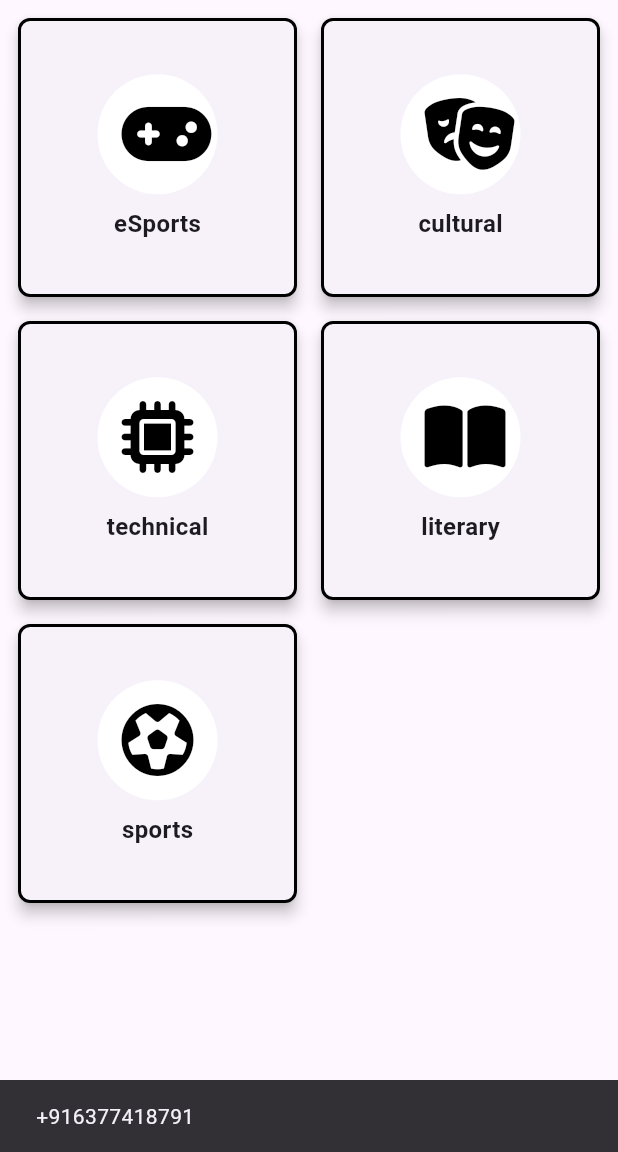
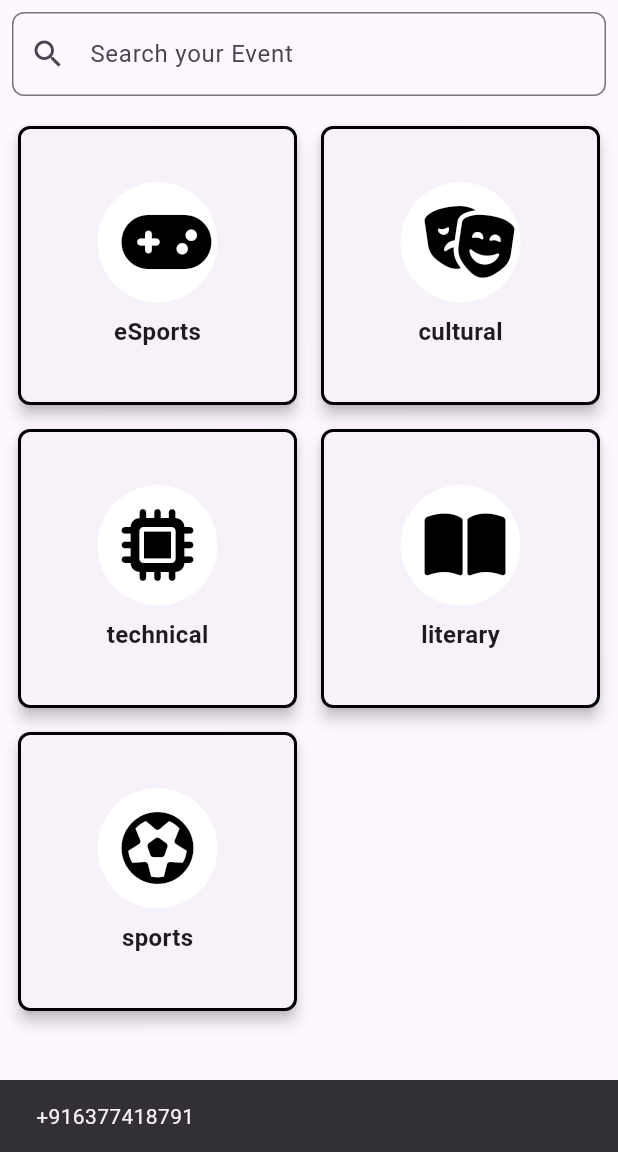
Before and after one commit to chetan123445/DEP25-G22-SportsPortal, a Flutter app: the GCPage screen opened directly, on a phone screen of 412 x 824 dp, the part 84-1236 px from its top. Run offline on Flutter 3.47's test engine with Material 3 defaults, Android fonts, the light colour scheme and no system bars; our stand-ins replace font_awesome_flutter, image_picker, shared_preferences; accounts and stored records are empty.

Commit message:
"Gc page search query"

```diff
--- a/sp_frontend/lib/GC.dart
+++ b/sp_frontend/lib/GC.dart
@@ -6,9 +6,34 @@ import 'dart:convert';
 import 'gc_events.dart';
 import 'constants.dart';
 
-class GCPage extends StatelessWidget {
+class GCPage extends StatefulWidget {
+  @override
+  _GCPageState createState() => _GCPageState();
+}
+
+class _GCPageState extends State<GCPage> {
+  final TextEditingController _searchController = TextEditingController();
+  String _searchQuery = '';
+
   @override
   Widget build(BuildContext context) {
+    final events = [
+      {'icon': FontAwesomeIcons.gamepad, 'title': 'eSports'},
+      {'icon': FontAwesomeIcons.masksTheater, 'title': 'cultural'},
+      {'icon': FontAwesomeIcons.microchip, 'title': 'technical'},
+      {'icon': FontAwesomeIcons.bookOpen, 'title': 'literary'},
+      {'icon': FontAwesomeIcons.futbol, 'title': 'sports'},
+    ];
+
+    final filteredEvents =
+        events
+            .where(
+              (event) => (event['title'] as String).toLowerCase().contains(
+                _searchQuery.toLowerCase(),
+              ),
+            )
+            .toList();
+
     return Scaffold(
       appBar: PreferredSize(
         preferredSize: Size.fromHeight(kToolbarHeight),
@@ -37,45 +62,50 @@ class GCPage extends StatelessWidget {
           ),
         ),
       ),
-      body: Padding(
+      body: Column(
+        children: [
+          Padding(
+            padding: const EdgeInsets.all(8.0),
+            child: TextField(
+              controller: _searchController,
+              onChanged: (value) {
+                setState(() {
+                  _searchQuery = value;
+                });
+              },
+              decoration: InputDecoration(
+                hintText: 'Search your Event',
+                prefixIcon: Icon(Icons.search),
+                border: OutlineInputBorder(
+                  borderRadius: BorderRadius.circular(8.0),
+                ),
+              ),
+            ),
+          ),
+          Expanded(
+            child: Padding(
               padding: const EdgeInsets.all(8.0),
               child: GridView.count(
                 crossAxisCount: 2,
                 crossAxisSpacing: 8.0,
                 mainAxisSpacing: 8.0,
-          children: [
-            _buildEventCard(
+                children:
+                    filteredEvents.map((event) {
+                      return _buildEventCard(
                         context,
-              FontAwesomeIcons.gamepad,
-              'eSports',
-              onTap: () => _fetchGCEvents(context, 'eSports'),
+                        event['icon'] as IconData,
+                        event['title'] as String,
+                        onTap:
+                            () => _fetchGCEvents(
+                              context,
+                              event['title'] as String,
                             ),
-            _buildEventCard(
-              context,
-              FontAwesomeIcons.masksTheater,
-              'cultural',
-              onTap: () => _fetchGCEvents(context, 'cultural'),
+                      );
+                    }).toList(),
               ),
-            _buildEventCard(
-              context,
-              FontAwesomeIcons.microchip,
-              'technical',
-              onTap: () => _fetchGCEvents(context, 'technical'),
             ),
-            _buildEventCard(
-              context,
-              FontAwesomeIcons.bookOpen,
-              'literary',
-              onTap: () => _fetchGCEvents(context, 'literary'),
-            ),
-            _buildEventCard(
-              context,
-              FontAwesomeIcons.futbol,
-              'sports',
-              onTap: () => _fetchGCEvents(context, 'sports'),
           ),
         ],
-        ),
       ),
     );
   }
```
Also changed, not shown: sp_frontend/lib/gc_events.dart (+42 -85 lines), sp_frontend/lib/participants_page.dart (added, +57 -0 lines), sp_frontend/lib/team_details_page.dart (added, +102 -0 lines), 2 other files. Lines whose indentation alone changed are shown as unchanged.
